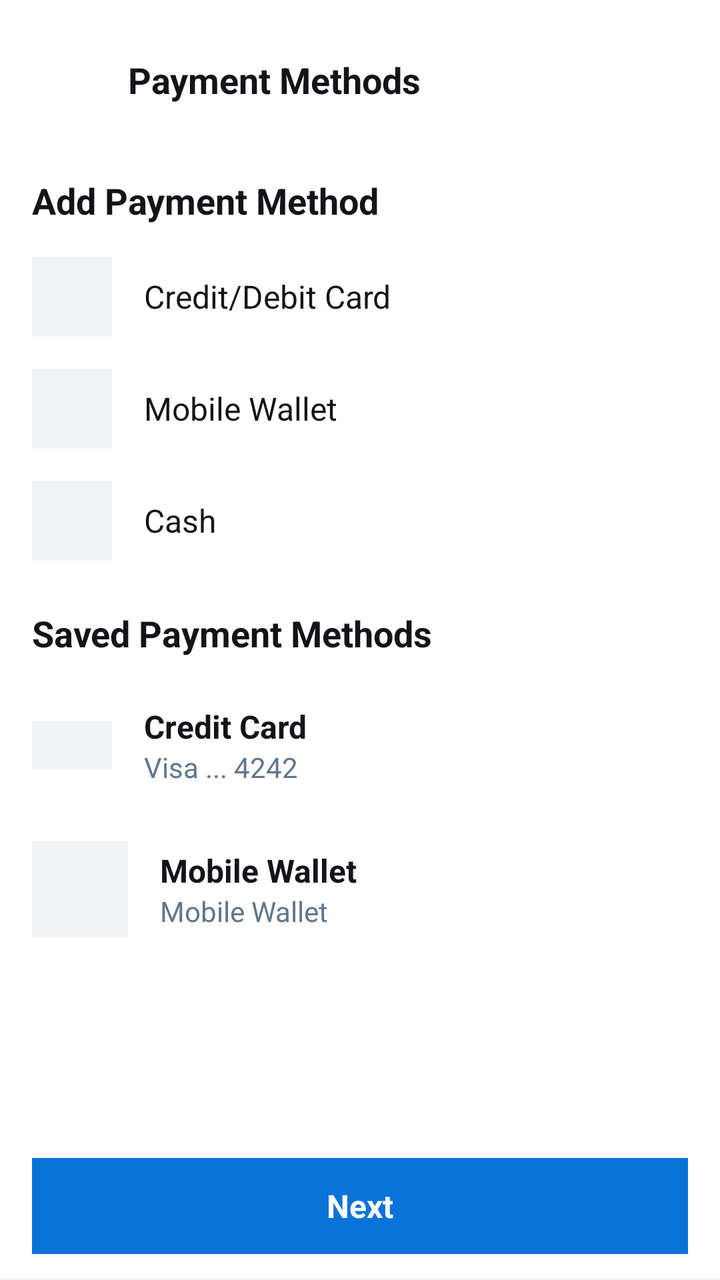
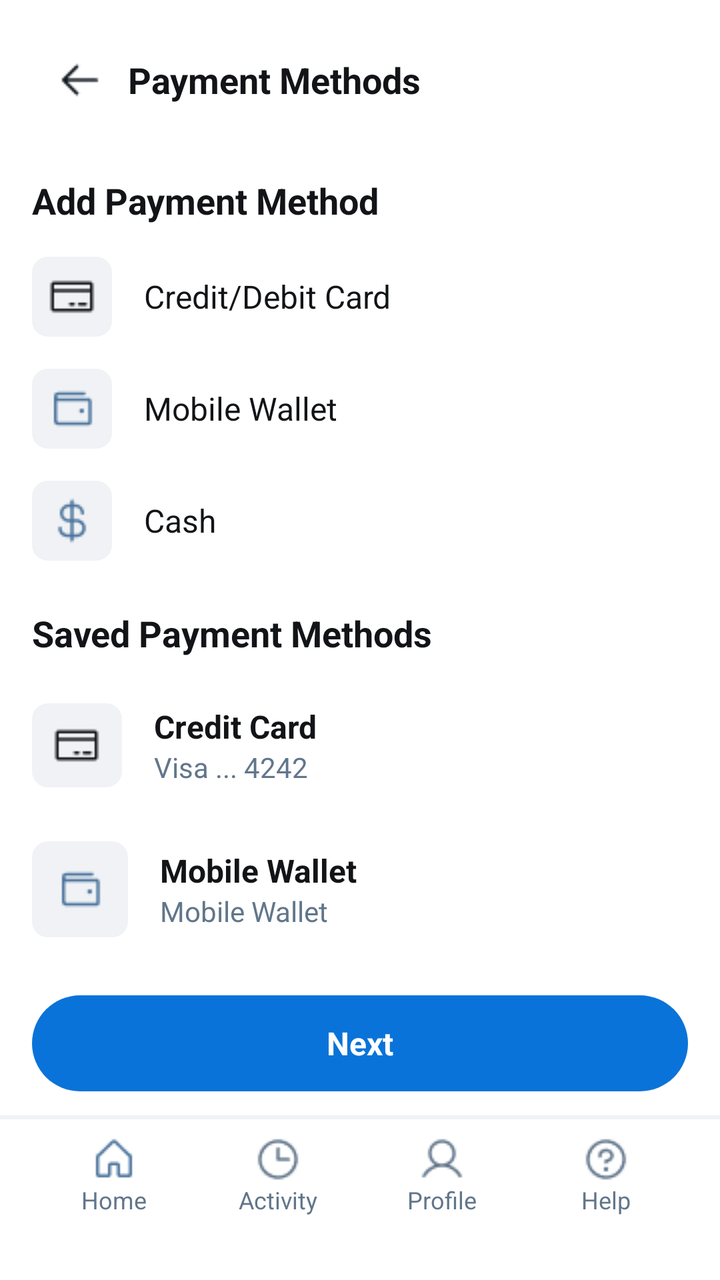

Two renders of the same Android screen: before a commit and after it. Below are the layout's source before the change and the commit's diff.
<!-- AndroidManifest.xml: application theme Theme.Tricycle_app -->
<!-- res/layout/userpaymentselect.xml -->
<?xml version="1.0" encoding="utf-8"?>
<LinearLayout xmlns:android="http://schemas.android.com/apk/res/android"
    android:layout_width="match_parent"
    android:layout_height="match_parent"
    android:orientation="vertical"
    android:background="#FFFFFF">

    <LinearLayout
        android:layout_width="match_parent"
        android:layout_height="0dp"
        android:layout_weight="1"
        android:orientation="vertical"
        android:paddingStart="16dp"
        android:paddingEnd="16dp">

        <LinearLayout
            android:layout_width="match_parent"
            android:layout_height="wrap_content"
            android:orientation="horizontal"
            android:gravity="center_vertical"
            android:paddingTop="16dp"
            android:paddingBottom="8dp">

            <LinearLayout
                android:layout_width="48dp"
                android:layout_height="48dp"
                android:gravity="center">
                <View
                    android:layout_width="24dp"
                    android:layout_height="24dp"
                    android:background="@android:color/transparent"/>
            </LinearLayout>

            <TextView
                android:layout_width="wrap_content"
                android:layout_height="wrap_content"
                android:text="Payment Methods"
                android:textSize="18sp"
                android:textStyle="bold"
                android:textColor="#121417"
                android:paddingEnd="48dp"/>
        </LinearLayout>

        <TextView
            android:layout_width="match_parent"
            android:layout_height="wrap_content"
            android:text="Add Payment Method"
            android:textSize="18sp"
            android:textStyle="bold"
            android:textColor="#121417"
            android:paddingTop="16dp"
            android:paddingBottom="8dp"/>

        <LinearLayout
            android:layout_width="match_parent"
            android:layout_height="56dp"
            android:orientation="horizontal"
            android:gravity="center_vertical">

            <LinearLayout
                android:layout_width="40dp"
                android:layout_height="40dp"
                android:background="#F0F2F5"
                android:gravity="center">
                <View
                    android:layout_width="24dp"
                    android:layout_height="24dp"
                    android:background="@android:color/transparent"/>
            </LinearLayout>

            <TextView
                android:layout_width="wrap_content"
                android:layout_height="wrap_content"
                android:text="Credit/Debit Card"
                android:textSize="16sp"
                android:textColor="#121417"
                android:layout_marginStart="16dp"/>
        </LinearLayout>

        <LinearLayout
            android:layout_width="match_parent"
            android:layout_height="56dp"
            android:orientation="horizontal"
            android:gravity="center_vertical">

            <LinearLayout
                android:layout_width="40dp"
                android:layout_height="40dp"
                android:background="#F0F2F5"
                android:gravity="center">
                <View
                    android:layout_width="24dp"
                    android:layout_height="24dp"
                    android:background="@android:color/transparent"/>
            </LinearLayout>

            <TextView
                android:layout_width="wrap_content"
                android:layout_height="wrap_content"
                android:text="Mobile Wallet"
                android:textSize="16sp"
                android:textColor="#121417"
                android:layout_marginStart="16dp"/>
        </LinearLayout>

        <LinearLayout
            android:layout_width="match_parent"
            android:layout_height="56dp"
            android:orientation="horizontal"
            android:gravity="center_vertical">

            <LinearLayout
                android:layout_width="40dp"
                android:layout_height="40dp"
                android:background="#F0F2F5"
                android:gravity="center">
                <View
                    android:layout_width="24dp"
                    android:layout_height="24dp"
                    android:background="@android:color/transparent"/>
            </LinearLayout>

            <TextView
                android:layout_width="wrap_content"
                android:layout_height="wrap_content"
                android:text="Cash"
                android:textSize="16sp"
                android:textColor="#121417"
                android:layout_marginStart="16dp"/>
        </LinearLayout>

        <TextView
            android:layout_width="match_parent"
            android:layout_height="wrap_content"
            android:text="Saved Payment Methods"
            android:textSize="18sp"
            android:textStyle="bold"
            android:textColor="#121417"
            android:paddingTop="16dp"
            android:paddingBottom="8dp"/>

        <LinearLayout
            android:layout_width="match_parent"
            android:layout_height="72dp"
            android:orientation="horizontal"
            android:gravity="center_vertical">

            <View
                android:layout_width="40dp"
                android:layout_height="24dp"
                android:background="#F0F2F5"/>

            <LinearLayout
                android:layout_width="0dp"
                android:layout_height="wrap_content"
                android:layout_weight="1"
                android:orientation="vertical"
                android:layout_marginStart="16dp">

                <TextView
                    android:layout_width="wrap_content"
                    android:layout_height="wrap_content"
                    android:text="Credit Card"
                    android:textSize="16sp"
                    android:textStyle="bold"
                    android:textColor="#121417"/>

                <TextView
                    android:layout_width="wrap_content"
                    android:layout_height="wrap_content"
                    android:text="Visa ... 4242"
                    android:textSize="14sp"
                    android:textColor="#61768A"/>
            </LinearLayout>

            <LinearLayout
                android:layout_width="28dp"
                android:layout_height="28dp"
                android:gravity="center">
                <View
                    android:layout_width="24dp"
                    android:layout_height="24dp"
                    android:background="@android:color/transparent"/>
            </LinearLayout>
        </LinearLayout>

        <LinearLayout
            android:layout_width="match_parent"
            android:layout_height="72dp"
            android:orientation="horizontal"
            android:gravity="center_vertical">

            <LinearLayout
                android:layout_width="48dp"
                android:layout_height="48dp"
                android:background="#F0F2F5"
                android:gravity="center">
                <View
                    android:layout_width="24dp"
                    android:layout_height="24dp"
                    android:background="@android:color/transparent"/>
            </LinearLayout>

            <LinearLayout
                android:layout_width="0dp"
                android:layout_height="wrap_content"
                android:layout_weight="1"
                android:orientation="vertical"
                android:layout_marginStart="16dp">

                <TextView
                    android:layout_width="wrap_content"
                    android:layout_height="wrap_content"
                    android:text="Mobile Wallet"
                    android:textSize="16sp"
                    android:textStyle="bold"
                    android:textColor="#121417"/>

                <TextView
                    android:layout_width="wrap_content"
                    android:layout_height="wrap_content"
                    android:text="Mobile Wallet"
                    android:textSize="14sp"
                    android:textColor="#61768A"/>
            </LinearLayout>

            <LinearLayout
                android:layout_width="28dp"
                android:layout_height="28dp"
                android:gravity="center">
                <View
                    android:layout_width="24dp"
                    android:layout_height="24dp"
                    android:background="@android:color/transparent"/>
            </LinearLayout>
        </LinearLayout>

    </LinearLayout>

    <LinearLayout
        android:layout_width="match_parent"
        android:layout_height="wrap_content"
        android:orientation="vertical">

        <LinearLayout
            android:layout_width="match_parent"
            android:layout_height="wrap_content"
            android:paddingStart="16dp"
            android:paddingEnd="16dp"
            android:paddingTop="12dp"
            android:paddingBottom="12dp">

            <TextView
                android:layout_width="match_parent"
                android:layout_height="48dp"
                android:background="#0A73D9"
                android:text="Next"
                android:textColor="#FFFFFF"
                android:gravity="center"
                android:textStyle="bold"
                android:textSize="16sp"
                android:clickable="true"
                android:focusable="true"/>
        </LinearLayout>

        <View
            android:layout_width="match_parent"
            android:layout_height="1dp"
            android:background="#F0F2F5"/>

    </LinearLayout>

</LinearLayout>
<!-- resources referenced by this layout -->
<resources>
  <style name="Theme.Tricycle_app" parent="Base.Theme.Tricycle_app" />
  <style name="Base.Theme.Tricycle_app" parent="Theme.Material3.DayNight.NoActionBar">
          
          
      </style>
</resources>

<!-- the commit's change to res/layout/userpaymentselect.xml (unified diff, before → after) -->
@@ -5,237 +5,257 @@
     android:orientation="vertical"
     android:background="#FFFFFF">
 
-    <LinearLayout
+    <ScrollView
         android:layout_width="match_parent"
         android:layout_height="0dp"
         android:layout_weight="1"
-        android:orientation="vertical"
-        android:paddingStart="16dp"
-        android:paddingEnd="16dp">
+        android:fillViewport="true">
 
         <LinearLayout
             android:layout_width="match_parent"
             android:layout_height="wrap_content"
-            android:orientation="horizontal"
-            android:gravity="center_vertical"
-            android:paddingTop="16dp"
-            android:paddingBottom="8dp">
-
-            <LinearLayout
-                android:layout_width="48dp"
-                android:layout_height="48dp"
-                android:gravity="center">
-                <View
-                    android:layout_width="24dp"
-                    android:layout_height="24dp"
-                    android:background="@android:color/transparent"/>
-            </LinearLayout>
-
-            <TextView
-                android:layout_width="wrap_content"
-                android:layout_height="wrap_content"
-                android:text="Payment Methods"
+            android:orientation="vertical"
+            android:paddingStart="16dp"
+            android:paddingEnd="16dp">
+
+            <LinearLayout
+                android:layout_width="match_parent"
+                android:layout_height="wrap_content"
+                android:orientation="horizontal"
+                android:gravity="center_vertical"
+                android:paddingTop="16dp"
+                android:paddingBottom="8dp">
+
+                <LinearLayout
+                    android:id="@+id/btnBack"
+                    android:layout_width="48dp"
+                    android:layout_height="48dp"
+                    android:gravity="center"
+                    android:clickable="true"
+                    android:focusable="true">
+                    <View
+                        android:layout_width="24dp"
+                        android:layout_height="24dp"
+                        android:background="@drawable/arrow"/>
+                </LinearLayout>
+
+                <TextView
+                    android:layout_width="wrap_content"
+                    android:layout_height="wrap_content"
+                    android:text="Payment Methods"
+                    android:textSize="18sp"
+                    android:textStyle="bold"
+                    android:textColor="#121417"
+                    android:paddingEnd="48dp"/>
+            </LinearLayout>
+
+            <TextView
+                android:layout_width="match_parent"
+                android:layout_height="wrap_content"
+                android:text="Add Payment Method"
                 android:textSize="18sp"
                 android:textStyle="bold"
                 android:textColor="#121417"
-                android:paddingEnd="48dp"/>
-        </LinearLayout>
-
-        <TextView
-            android:layout_width="match_parent"
-            android:layout_height="wrap_content"
-            android:text="Add Payment Method"
-            android:textSize="18sp"
-            android:textStyle="bold"
-            android:textColor="#121417"
-            android:paddingTop="16dp"
-            android:paddingBottom="8dp"/>
-
-        <LinearLayout
-            android:layout_width="match_parent"
-            android:layout_height="56dp"
-            android:orientation="horizontal"
-            android:gravity="center_vertical">
-
-            <LinearLayout
-                android:layout_width="40dp"
-                android:layout_height="40dp"
-                android:background="#F0F2F5"
-                android:gravity="center">
-                <View
-                    android:layout_width="24dp"
-                    android:layout_height="24dp"
-                    android:background="@android:color/transparent"/>
-            </LinearLayout>
-
-            <TextView
-                android:layout_width="wrap_content"
-                android:layout_height="wrap_content"
-                android:text="Credit/Debit Card"
-                android:textSize="16sp"
-                android:textColor="#121417"
-                android:layout_marginStart="16dp"/>
-        </LinearLayout>
-
-        <LinearLayout
-            android:layout_width="match_parent"
-            android:layout_height="56dp"
-            android:orientation="horizontal"
-            android:gravity="center_vertical">
-
-            <LinearLayout
-                android:layout_width="40dp"
-                android:layout_height="40dp"
-                android:background="#F0F2F5"
-                android:gravity="center">
-                <View
-                    android:layout_width="24dp"
-                    android:layout_height="24dp"
-                    android:background="@android:color/transparent"/>
-            </LinearLayout>
-
-            <TextView
-                android:layout_width="wrap_content"
-                android:layout_height="wrap_content"
-                android:text="Mobile Wallet"
-                android:textSize="16sp"
-                android:textColor="#121417"
-                android:layout_marginStart="16dp"/>
-        </LinearLayout>
-
-        <LinearLayout
-            android:layout_width="match_parent"
-            android:layout_height="56dp"
-            android:orientation="horizontal"
-            android:gravity="center_vertical">
-
-            <LinearLayout
-                android:layout_width="40dp"
-                android:layout_height="40dp"
-                android:background="#F0F2F5"
-                android:gravity="center">
-                <View
-                    android:layout_width="24dp"
-                    android:layout_height="24dp"
-                    android:background="@android:color/transparent"/>
-            </LinearLayout>
-
-            <TextView
-                android:layout_width="wrap_content"
-                android:layout_height="wrap_content"
-                android:text="Cash"
-                android:textSize="16sp"
-                android:textColor="#121417"
-                android:layout_marginStart="16dp"/>
-        </LinearLayout>
-
-        <TextView
-            android:layout_width="match_parent"
-            android:layout_height="wrap_content"
-            android:text="Saved Payment Methods"
-            android:textSize="18sp"
-            android:textStyle="bold"
-            android:textColor="#121417"
-            android:paddingTop="16dp"
-            android:paddingBottom="8dp"/>
-
-        <LinearLayout
-            android:layout_width="match_parent"
-            android:layout_height="72dp"
-            android:orientation="horizontal"
-            android:gravity="center_vertical">
-
-            <View
-                android:layout_width="40dp"
-                android:layout_height="24dp"
-                android:background="#F0F2F5"/>
-
-            <LinearLayout
-                android:layout_width="0dp"
-                android:layout_height="wrap_content"
-                android:layout_weight="1"
-                android:orientation="vertical"
-                android:layout_marginStart="16dp">
+                android:paddingTop="16dp"
+                android:paddingBottom="8dp"/>
+
+            <LinearLayout
+                android:layout_width="match_parent"
+                android:layout_height="56dp"
+                android:orientation="horizontal"
+                android:gravity="center_vertical">
+
+                <LinearLayout
+                    android:layout_width="40dp"
+                    android:layout_height="40dp"
+                    android:background="@drawable/bg_rounded_light_grey"
+                    android:gravity="center">
+
+                    <View
+                        android:layout_width="24dp"
+                        android:layout_height="24dp"
+                        android:background="@drawable/card" />
+                </LinearLayout>
 
                 <TextView
                     android:layout_width="wrap_content"
                     android:layout_height="wrap_content"
-                    android:text="Credit Card"
+                    android:text="Credit/Debit Card"
                     android:textSize="16sp"
-                    android:textStyle="bold"
-                    android:textColor="#121417"/>
+                    android:textColor="#121417"
+                    android:layout_marginStart="16dp"/>
+            </LinearLayout>
+
+            <LinearLayout
+                android:layout_width="match_parent"
+                android:layout_height="56dp"
+                android:orientation="horizontal"
+                android:gravity="center_vertical">
+
+                <LinearLayout
+                    android:layout_width="40dp"
+                    android:layout_height="40dp"
+                    android:background="@drawable/bg_rounded_light_grey"
+                    android:gravity="center">
+
+                    <View
+                        android:layout_width="24dp"
+                        android:layout_height="24dp"
+                        android:background="@drawable/payout" />
+                </LinearLayout>
 
                 <TextView
                     android:layout_width="wrap_content"
                     android:layout_height="wrap_content"
-                    android:text="Visa ... 4242"
-                    android:textSize="14sp"
-                    android:textColor="#61768A"/>
-            </LinearLayout>
-
-            <LinearLayout
-                android:layout_width="28dp"
-                android:layout_height="28dp"
-                android:gravity="center">
-                <View
-                    android:layout_width="24dp"
-                    android:layout_height="24dp"
-                    android:background="@android:color/transparent"/>
-            </LinearLayout>
-        </LinearLayout>
-
-        <LinearLayout
-            android:layout_width="match_parent"
-            android:layout_height="72dp"
-            android:orientation="horizontal"
-            android:gravity="center_vertical">
-
-            <LinearLayout
-                android:layout_width="48dp"
-                android:layout_height="48dp"
-                android:background="#F0F2F5"
-                android:gravity="center">
-                <View
-                    android:layout_width="24dp"
-                    android:layout_height="24dp"
-                    android:background="@android:color/transparent"/>
-            </LinearLayout>
-
-            <LinearLayout
-                android:layout_width="0dp"
-                android:layout_height="wrap_content"
-                android:layout_weight="1"
-                android:orientation="vertical"
-                android:layout_marginStart="16dp">
+                    android:text="Mobile Wallet"
+                    android:textSize="16sp"
+                    android:textColor="#121417"
+                    android:layout_marginStart="16dp"/>
+            </LinearLayout>
+
+            <LinearLayout
+                android:layout_width="match_parent"
+                android:layout_height="56dp"
+                android:orientation="horizontal"
+                android:gravity="center_vertical">
+
+                <LinearLayout
+                    android:layout_width="40dp"
+                    android:layout_height="40dp"
+                    android:background="@drawable/bg_rounded_light_grey"
+                    android:gravity="center">
+
+                    <View
+                        android:layout_width="24dp"
+                        android:layout_height="24dp"
+                        android:background="@drawable/money" />
+                </LinearLayout>
 
                 <TextView
                     android:layout_width="wrap_content"
                     android:layout_height="wrap_content"
-                    android:text="Mobile Wallet"
+                    android:text="Cash"
                     android:textSize="16sp"
-                    android:textStyle="bold"
-                    android:textColor="#121417"/>
-
-                <TextView
-                    android:layout_width="wrap_content"
-                    android:layout_height="wrap_content"
-                    android:text="Mobile Wallet"
-                    android:textSize="14sp"
-                    android:textColor="#61768A"/>
-            </LinearLayout>
-
-            <LinearLayout
-                android:layout_width="28dp"
-                android:layout_height="28dp"
-                android:gravity="center">
-                <View
-                    android:layout_width="24dp"
-                    android:layout_height="24dp"
-                    android:background="@android:color/transparent"/>
-            </LinearLayout>
-        </LinearLayout>
-
-    </LinearLayout>
+                    android:textColor="#121417"
+                    android:layout_marginStart="16dp"/>
+            </LinearLayout>
+
+            <TextView
+                android:layout_width="match_parent"
+                android:layout_height="wrap_content"
+                android:text="Saved Payment Methods"
+                android:textSize="18sp"
+                android:textStyle="bold"
+                android:textColor="#121417"
+                android:paddingTop="16dp"
+                android:paddingBottom="8dp"/>
+
+            <LinearLayout
+                android:layout_width="match_parent"
+                android:layout_height="72dp"
+                android:orientation="horizontal"
+                android:gravity="center_vertical">
+
+                <LinearLayout
+                    android:layout_width="45dp"
+                    android:layout_height="42dp"
+                    android:background="@drawable/bg_rounded_light_grey"
+                    android:gravity="center">
+
+                    <View
+                        android:layout_width="24dp"
+                        android:layout_height="24dp"
+                        android:background="@drawable/card" />
+                </LinearLayout>
+
+                <LinearLayout
+                    android:layout_width="0dp"
+                    android:layout_height="wrap_content"
+                    android:layout_weight="1"
+                    android:orientation="vertical"
+                    android:layout_marginStart="16dp">
+
+                    <TextView
+                        android:layout_width="wrap_content"
+                        android:layout_height="wrap_content"
+                        android:text="Credit Card"
+                        android:textSize="16sp"
+                        android:textStyle="bold"
+                        android:textColor="#121417"/>
+
+                    <TextView
+                        android:layout_width="wrap_content"
+                        android:layout_height="wrap_content"
+                        android:text="Visa ... 4242"
+                        android:textSize="14sp"
+                        android:textColor="#61768A"/>
+                </LinearLayout>
+
+                <LinearLayout
+                    android:layout_width="28dp"
+                    android:layout_height="28dp"
+                    android:gravity="center">
+                    <View
+                        android:layout_width="24dp"
+                        android:layout_height="24dp"
+                        android:background="@android:color/transparent"/>
+                </LinearLayout>
+            </LinearLayout>
+
+            <LinearLayout
+                android:layout_width="match_parent"
+                android:layout_height="72dp"
+                android:orientation="horizontal"
+                android:gravity="center_vertical">
+
+                <LinearLayout
+                    android:layout_width="48dp"
+                    android:layout_height="48dp"
+                    android:background="@drawable/bg_rounded_light_grey"
+                    android:gravity="center">
+
+                    <View
+                        android:layout_width="24dp"
+                        android:layout_height="24dp"
+                        android:background="@drawable/payout" />
+                </LinearLayout>
+
+                <LinearLayout
+                    android:layout_width="0dp"
+                    android:layout_height="wrap_content"
+                    android:layout_weight="1"
+                    android:orientation="vertical"
+                    android:layout_marginStart="16dp">
+
+                    <TextView
+                        android:layout_width="wrap_content"
+                        android:layout_height="wrap_content"
+                        android:text="Mobile Wallet"
+                        android:textSize="16sp"
+                        android:textStyle="bold"
+                        android:textColor="#121417"/>
+
+                    <TextView
+                        android:layout_width="wrap_content"
+                        android:layout_height="wrap_content"
+                        android:text="Mobile Wallet"
+                        android:textSize="14sp"
+                        android:textColor="#61768A"/>
+                </LinearLayout>
+
+                <LinearLayout
+                    android:layout_width="28dp"
+                    android:layout_height="28dp"
+                    android:gravity="center">
+                    <View
+                        android:layout_width="24dp"
+                        android:layout_height="24dp"
+                        android:background="@android:color/transparent"/>
+                </LinearLayout>
+            </LinearLayout>
+
+        </LinearLayout>
+    </ScrollView>
 
     <LinearLayout
         android:layout_width="match_parent"
@@ -251,9 +271,10 @@
             android:paddingBottom="12dp">
 
             <TextView
+                android:id="@+id/btnNext"
                 android:layout_width="match_parent"
                 android:layout_height="48dp"
-                android:background="#0A73D9"
+                android:background="@drawable/bg_pill_blue"
                 android:text="Next"
                 android:textColor="#FFFFFF"
                 android:gravity="center"
@@ -270,4 +291,117 @@
 
     </LinearLayout>
 
+    <include layout="@layout/usernavbar" />
+
 </LinearLayout>
+<!-- res/layout/usernavbar.xml (included above) -->
+<?xml version="1.0" encoding="utf-8"?>
+<LinearLayout xmlns:android="http://schemas.android.com/apk/res/android"
+    android:layout_width="match_parent"
+    android:layout_height="wrap_content"
+    android:orientation="vertical"
+    android:background="#FFFFFF">
+
+    <View
+        android:layout_width="match_parent"
+        android:layout_height="1dp"
+        android:background="#F0F2F5"/>
+
+    <LinearLayout
+        android:layout_width="match_parent"
+        android:layout_height="wrap_content"
+        android:orientation="horizontal"
+        android:paddingTop="8dp"
+        android:paddingBottom="12dp"
+        android:paddingStart="16dp"
+        android:paddingEnd="16dp">
+
+        <LinearLayout
+            android:layout_width="0dp"
+            android:layout_height="wrap_content"
+            android:layout_weight="1"
+            android:orientation="vertical"
+            android:gravity="center">
+
+            <View
+                android:layout_width="24dp"
+                android:layout_height="24dp"
+                android:background="@drawable/home" />
+
+            <TextView
+                android:layout_width="wrap_content"
+                android:layout_height="wrap_content"
+                android:text="Home"
+                android:textSize="12sp"
+                android:textColor="#61768A"/>
+        </LinearLayout>
+
+        <LinearLayout
+            android:layout_width="0dp"
+            android:layout_height="wrap_content"
+            android:layout_weight="1"
+            android:orientation="vertical"
+            android:gravity="center">
+
+            <View
+                android:layout_width="24dp"
+                android:layout_height="24dp"
+                android:background="@drawable/clock" />
+
+            <TextView
+                android:layout_width="wrap_content"
+                android:layout_height="wrap_content"
+                android:text="Activity"
+                android:textSize="12sp"
+                android:textColor="#61768A"/>
+        </LinearLayout>
+
+        <LinearLayout
+            android:layout_width="0dp"
+            android:layout_height="wrap_content"
+            android:layout_weight="1"
+            android:orientation="vertical"
+            android:gravity="center">
+
+            <View
+                android:layout_width="24dp"
+                android:layout_height="24dp"
+                android:background="@drawable/profile" />
+
+            <TextView
+                android:layout_width="wrap_content"
+                android:layout_height="wrap_content"
+                android:text="Profile"
+                android:textColor="#61768A"
+                android:textSize="12sp"
+                android:textStyle="normal" />
+        </LinearLayout>
+
+        <LinearLayout
+            android:layout_width="0dp"
+            android:layout_height="wrap_content"
+            android:layout_weight="1"
+            android:orientation="vertical"
+            android:gravity="center">
+
+            <View
+                android:layout_width="24dp"
+                android:layout_height="24dp"
+                android:background="@drawable/help" />
+
+            <TextView
+                android:layout_width="wrap_content"
+                android:layout_height="wrap_content"
+                android:text="Help"
+                android:textSize="12sp"
+                android:textColor="#61768A"/>
+        </LinearLayout>
+
+    </LinearLayout>
+
+    <View
+        android:layout_width="match_parent"
+        android:layout_height="20dp"
+        android:background="#FFFFFF"/>
+
+</LinearLayout>
<!-- resource entries referenced after the edit -->
@@ -1,5 +1,25 @@
 <!-- resources referenced by this layout -->
 <resources>
+  <!-- drawable arrow: png bitmap (drawable, 284 bytes) -->
+  <!-- drawable bg_pill_blue (drawable) -->
+  <?xml version="1.0" encoding="utf-8"?>
+  <shape xmlns:android="http://schemas.android.com/apk/res/android"
+      android:shape="rectangle">
+      <solid android:color="#0A73D9" /> <corners android:radius="100dp" /> </shape>
+  <!-- drawable bg_rounded_light_grey (drawable) -->
+  <?xml version="1.0" encoding="utf-8"?>
+  <shape xmlns:android="http://schemas.android.com/apk/res/android"
+      android:shape="rectangle">
+      <solid android:color="#F0F2F5" />
+      <corners android:radius="8dp" />
+  </shape>
+  <!-- drawable card: png bitmap (drawable, 317 bytes) -->
+  <!-- drawable clock: png bitmap (drawable, 664 bytes) -->
+  <!-- drawable help: png bitmap (drawable, 764 bytes) -->
+  <!-- drawable home: png bitmap (drawable, 468 bytes) -->
+  <!-- drawable money: png bitmap (drawable, 640 bytes) -->
+  <!-- drawable payout: png bitmap (drawable, 415 bytes) -->
+  <!-- drawable profile: png bitmap (drawable, 661 bytes) -->
   <style name="Theme.Tricycle_app" parent="Base.Theme.Tricycle_app" />
   <style name="Base.Theme.Tricycle_app" parent="Theme.Material3.DayNight.NoActionBar">
           
